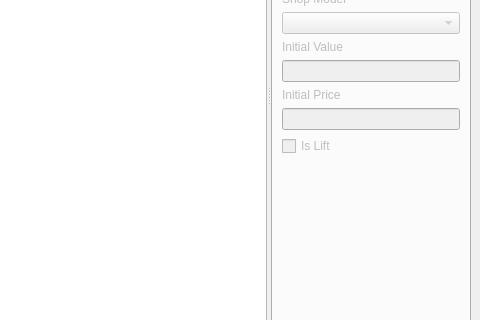
This is mainwindow.ui in FortuneStreetModding/fortune-avenue-qt as Qt 5 draws it before an edit; both pictures show x 534 to 1014 and y 215 to 535 of the 1014 by 623 pixel window. The edited form follows.
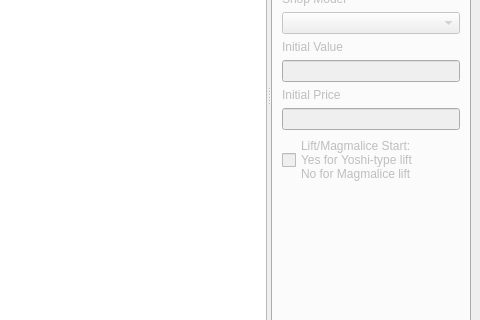
This is the edited form.

Commit message: elaborate on the "is lift" checkbox

```diff
--- a/mainwindow.ui
+++ b/mainwindow.ui
@@ -271,7 +271,9 @@
          <item>
           <widget class="QCheckBox" name="isLift">
            <property name="text">
-            <string>Is Lift</string>
+            <string>Lift/Magmalice Start:
+Yes for Yoshi-type lift
+No for Magmalice lift</string>
            </property>
           </widget>
          </item>
```
